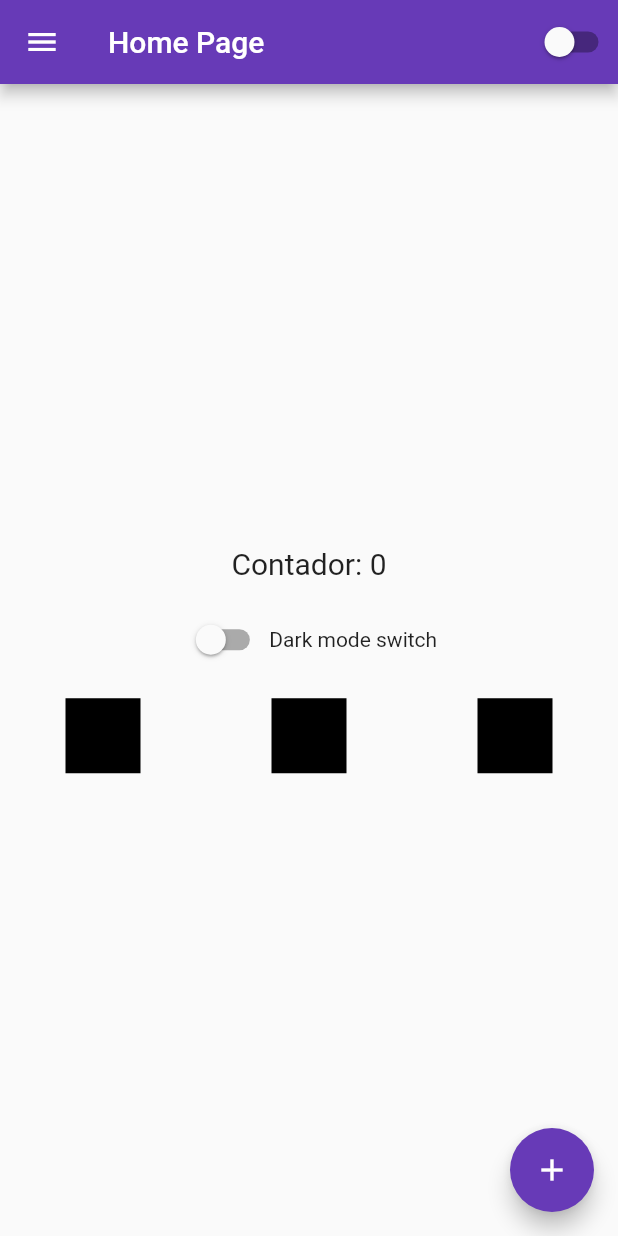
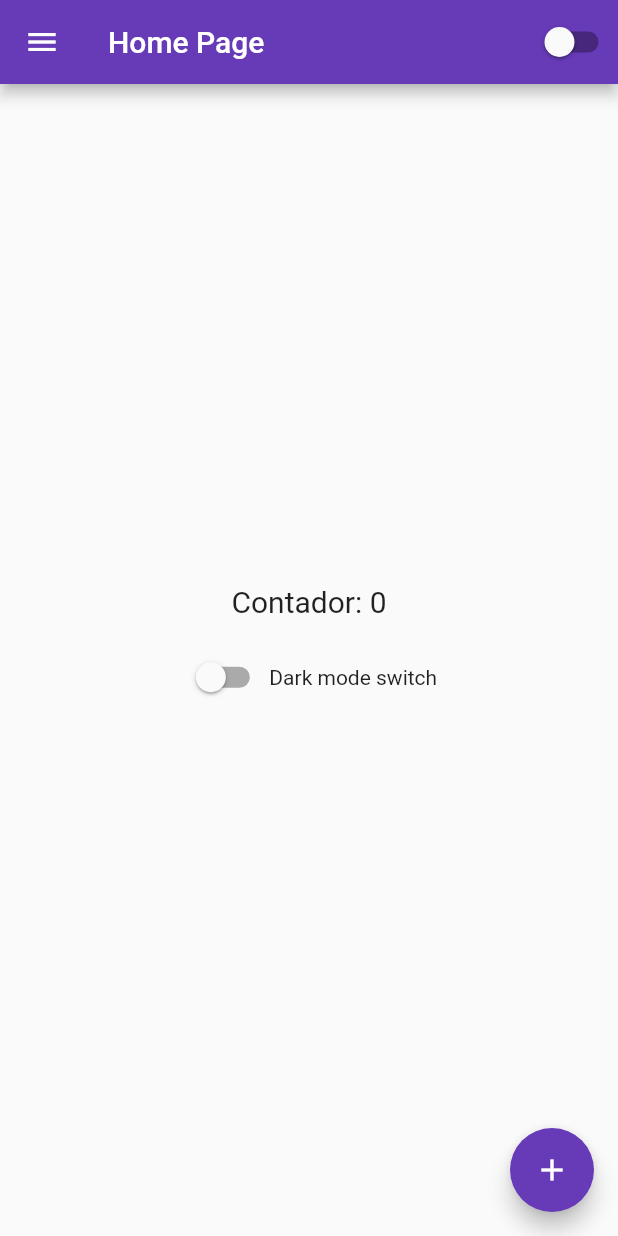
Before and after one commit to gabrielgamboa/fundamentos-flutter, a Flutter app: the HomePage screen opened by its route, on a phone screen of 412 x 824 dp. Run offline on Flutter 3.47's test engine with Material 2 defaults, Android fonts, the phone set to English and light mode, and no system bars.

Commit message:
Finalizando tela de desafio do tinder

```diff
--- a/lib/app_widget.dart
+++ b/lib/app_widget.dart
@@ -3,6 +3,7 @@ import 'package:hello_world/login_page.dart';
 
 import 'app_controller.dart';
 import 'home_page.dart';
+import 'challenge_page.dart';
 
 class AppWidget extends StatelessWidget {
   @override
@@ -16,10 +17,11 @@ class AppWidget extends StatelessWidget {
                 brightness: AppController.instance.isDarkTheme
                     ? Brightness.dark
                     : Brightness.light),
-            initialRoute: '/home',
+            initialRoute: '/',
             routes: {
               '/': (context) => LoginPage(),
               '/home': (context) => HomePage(),
+              '/challenge': (context) => ChallengePage(),
             } // Widget Stateful
             );
       },
--- a/lib/home_page.dart
+++ b/lib/home_page.dart
@@ -17,19 +17,29 @@ class _HomePageState extends State<HomePage> {
       drawer: Drawer(
         child: Column(
           children: [
-            UserAccountsDrawerHeader( //componente de header da conta da pessoa
+            UserAccountsDrawerHeader(
+              //componente de header da conta da pessoa
               currentAccountPicture: ClipRRect(
                 borderRadius: BorderRadius.circular(40),
-                child: Image.network('https://avatars.githubusercontent.com/u/57016200?v=4'),
+                child: Image.network(
+                    'https://avatars.githubusercontent.com/u/57016200?v=4'),
               ),
               accountEmail: Text(LoginController.loginInstance.email),
               accountName: Text('Gabriel Gambôa'),
             ),
-            ListTile( //item de lista no drawer
-              leading: Icon(Icons.home), //leading é um icone que fica à esquerda
+            ListTile(
+              //item de lista no drawer
+              leading:
+                  Icon(Icons.home), //leading é um icone que fica à esquerda
               title: Text("Home"),
               subtitle: Text("Tela de início"),
               onTap: () => print("Estamos na home"),
+            ),
+            ListTile(
+              leading: Icon(Icons.group),
+              title: Text("Tinderzada"),
+              onTap: () =>
+                  Navigator.of(context).pushReplacementNamed('/challenge'),
             ),
             ListTile(
               leading: Icon(Icons.logout),
@@ -59,34 +69,11 @@ class _HomePageState extends State<HomePage> {
             ),
             Row(
               mainAxisAlignment: MainAxisAlignment.center,
-              children: [
-                CustomSwitch(),
-                Text('Dark mode switch')
-              ],
+              children: [CustomSwitch(), Text('Dark mode switch')],
             ),
             SizedBox(
               height: 15,
             ),
-            Row(
-              mainAxisAlignment: MainAxisAlignment.spaceAround,
-              children: [
-                Container(
-                  width: 50,
-                  height: 50,
-                  color: Colors.black,
-                ),
-                Container(
-                  width: 50,
-                  height: 50,
-                  color: Colors.black,
-                ),
-                Container(
-                  width: 50,
-                  height: 50,
-                  color: Colors.black,
-                ),
-              ],
-            )
           ],
         ),
       ),
```
Also changed, not shown: lib/challenge_page.dart (added, +56 -0 lines), assets/images/Tinder_logo.png (added).
